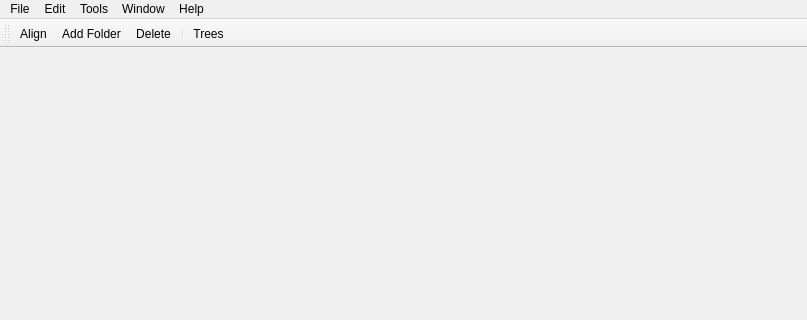
Qt form linnaeo/ui/linnaeo.ui (beowulfey/pylinnaeo) before a commit; both pictures show x 0 to 807 and y 0 to 320 of the 807 by 636 pixel window.
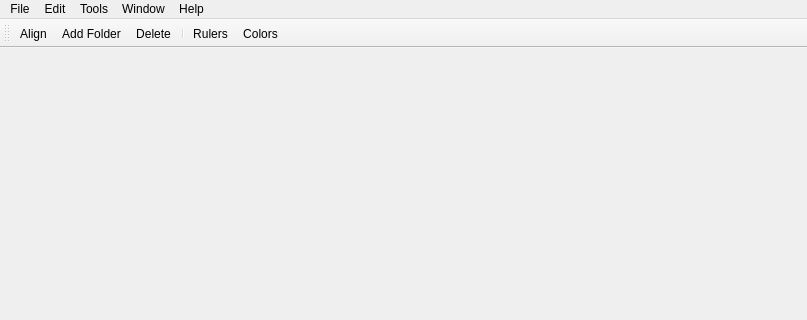
The same form after that commit.

Commit message: Add toggles for rulers and colors.

```diff
--- a/linnaeo/ui/linnaeo.ui
+++ b/linnaeo/ui/linnaeo.ui
@@ -81,7 +81,7 @@
      <x>0</x>
      <y>0</y>
      <width>807</width>
-     <height>20</height>
+     <height>23</height>
     </rect>
    </property>
    <widget class="QMenu" name="menuFile">
@@ -176,7 +176,8 @@
    <addaction name="actionNewFolder"/>
    <addaction name="actionDelete"/>
    <addaction name="separator"/>
-   <addaction name="actionTrees"/>
+   <addaction name="actionRulers"/>
+   <addaction name="actionColors"/>
   </widget>
   <action name="actionAlign">
    <property name="text">
@@ -328,9 +329,20 @@
     <string>Close</string>
    </property>
   </action>
-  <action name="actionTrees">
+  <action name="actionRulers">
    <property name="text">
-    <string>Trees</string>
+    <string>Rulers</string>
+   </property>
+   <property name="toolTip">
+    <string>Show or hide sequence ruler</string>
+   </property>
+  </action>
+  <action name="actionColors">
+   <property name="text">
+    <string>Colors</string>
+   </property>
+   <property name="toolTip">
+    <string>Show or hide sequence colors</string>
    </property>
   </action>
  </widget>
```
The commit also changes 4 other files.
